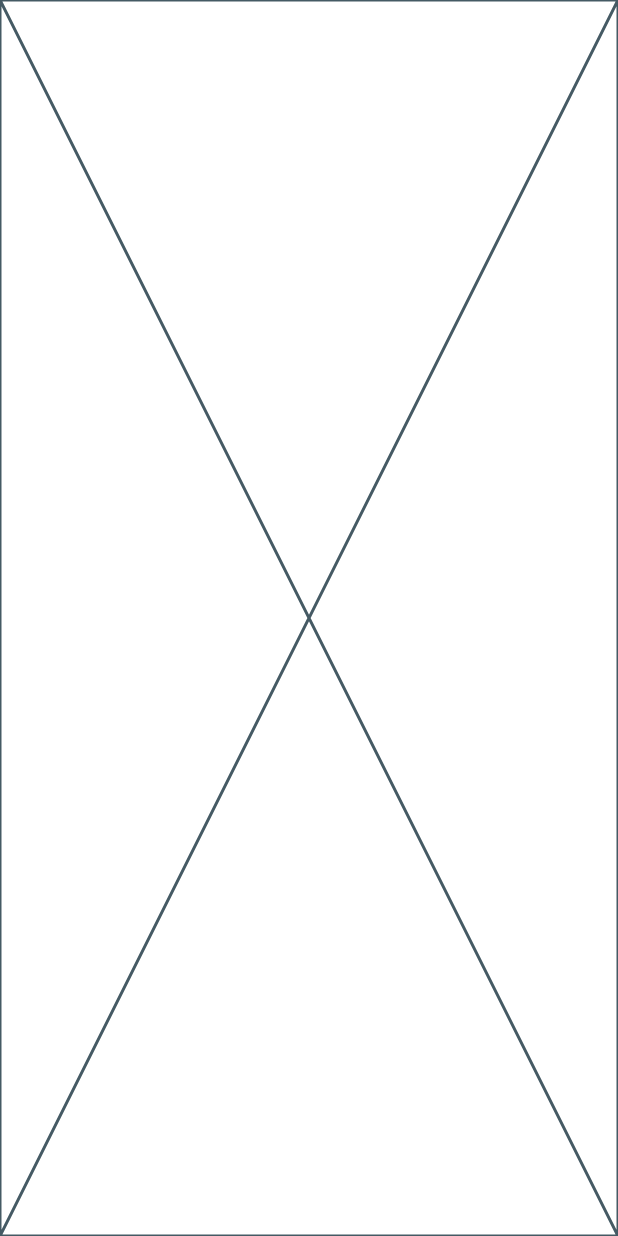
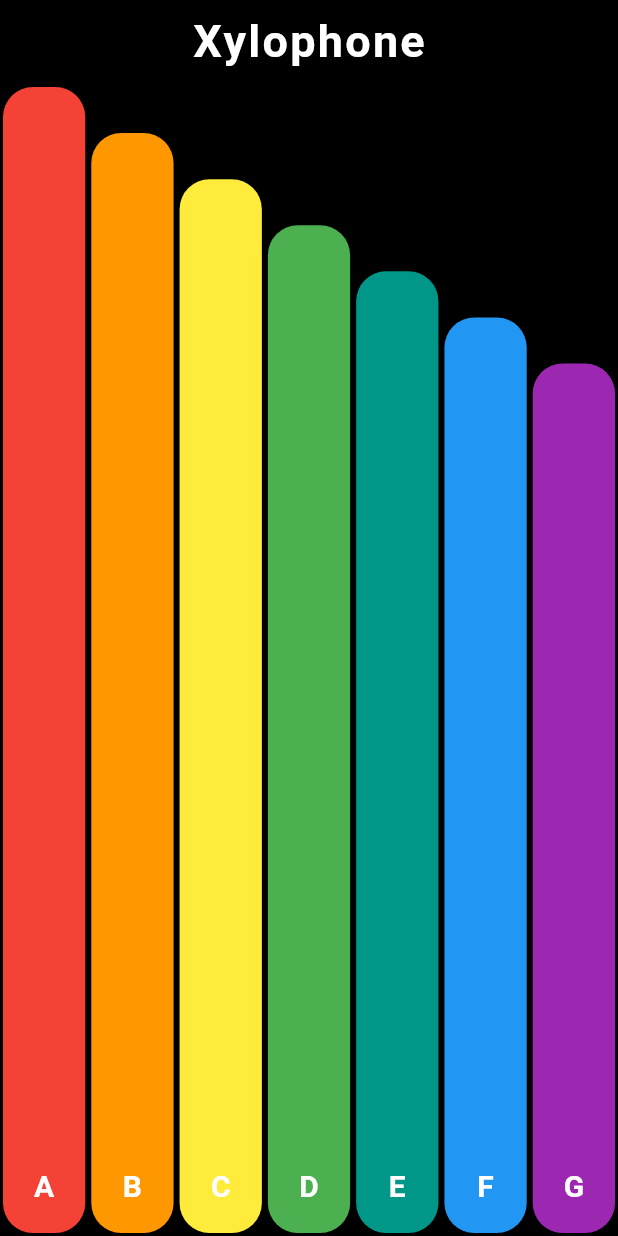
Before and after one commit to dmascot/xylophone, a Flutter app: the screen it shows after launch, on a phone screen of 412 x 824 dp. Run offline on Flutter 3.47's test engine with Material 3 defaults, Android fonts, the phone set to English and light mode, and no system bars; our stand-ins replace audioplayers.

Commit message:
added: xylophone design  - Bar height changed from 100% to 76% as it adds bar, reducing it by 4% on each next succession  - Colour coded bars/keys  - Bars are labeled with note they play
added: Xylophone sounds
 - supports multiple touch and sound

added: Readme

```diff
--- a/lib/main.dart
+++ b/lib/main.dart
@@ -1,4 +1,5 @@
-import 'package:flutter/cupertino.dart';
+import 'package:audioplayers/audioplayers.dart';
+import 'package:flutter/material.dart';
 
 void main() {
   runApp(const App());
@@ -9,6 +10,162 @@ class App extends StatelessWidget {
 
   @override
   Widget build(BuildContext context) {
-    return const Placeholder();
+    return MaterialApp(
+      debugShowCheckedModeBanner: false,
+      home: Scaffold(
+        backgroundColor: Colors.black,
+        appBar: AppBar(
+          title: const Align(
+            alignment: Alignment.center,
+            child: Text(
+              "Xylophone",
+              style: TextStyle(
+                  color: Colors.white,
+                  fontSize: 30,
+                  letterSpacing: 1.5,
+                  fontWeight: FontWeight.bold),
+            ),
+          ),
+          backgroundColor: Colors.black,
+        ),
+        body: const SafeArea(child: XylophoneLayout()),
+      ),
+    );
   }
 }
+
+/// This class is to set Xylophone Bar properties
+/// Properties:
+/// - color
+/// - note name that each bar is expected to play
+/// - how high /tall each bar should be, normally xylophone bar are in
+///   descending order of height
+///
+/// These properties are directly set in constructor
+class XylophoneBarProperties {
+  final Color color;
+  final String note;
+  final double heightFactor;
+
+  const XylophoneBarProperties(
+      {required this.color, required this.note, required this.heightFactor});
+}
+
+/// This class is responsible to build Xylophone layout
+///
+/// Properties:
+/// xylophoneConfig - this is a Map of Xylophone properties, defining position
+///  and, bar properties namely, colour , note and height
+///
+/// members:
+/// - _buildXylophone: member function to build tap-able/playable XylophoneBars
+/// using xylophoneBarConfig
+class XylophoneLayout extends StatelessWidget {
+  final Map<int, XylophoneBarProperties> xylophoneConfig = const {
+    1: XylophoneBarProperties(color: Colors.red, note: "A", heightFactor: 1.0),
+    2: XylophoneBarProperties(
+        color: Colors.orange, note: "B", heightFactor: 0.96),
+    3: XylophoneBarProperties(
+        color: Color(0xFFFFEB3B),
+        note: "C",
+        heightFactor: 0.92), //hex value for Colors.yellow.shade700
+    4: XylophoneBarProperties(
+        color: Colors.green, note: "D", heightFactor: 0.88),
+    5: XylophoneBarProperties(
+        color: Colors.teal, note: "E", heightFactor: 0.84),
+    6: XylophoneBarProperties(
+        color: Colors.blue, note: "F", heightFactor: 0.80),
+    7: XylophoneBarProperties(
+        color: Colors.purple, note: "G", heightFactor: 0.76),
+  };
+
+  const XylophoneLayout({super.key});
+
+  @override
+  Widget build(BuildContext context) {
+    return Row(
+      mainAxisAlignment: MainAxisAlignment.spaceEvenly,
+      crossAxisAlignment: CrossAxisAlignment.end,
+      children: _buildXylophone(),
+    );
+  }
+
+  List<Widget> _buildXylophone() {
+    final List<Widget> xylophoneBars = [];
+
+    xylophoneConfig.forEach((key, value) {
+      xylophoneBars.add(
+        XylophoneBar(
+          key: ValueKey(key),
+          colorValue: value.color,
+          note: value.note,
+          heightFactor: value.heightFactor,
+        ),
+      );
+    });
+    return xylophoneBars;
+  }
+}
+
+/// Xylophone Bar, which creates actual playable bars with notes
+///
+/// properties:
+/// - colorValue: defines colour of the bar
+/// - note: note that Bar plays
+/// - heightFactor: how tall/high bar would be
+///
+/// members:
+/// - playNote: this function initializes individual AudioPlayer for each key
+/// and this is by design, so we can tap multiple keys
+class XylophoneBar extends StatelessWidget {
+  final Color colorValue;
+  final String note;
+  final double heightFactor;
+
+  const XylophoneBar(
+      {required this.colorValue,
+      required this.note,
+      required this.heightFactor,
+      super.key});
+
+  void playNote() async {
+    final audioPlayer = AudioPlayer();
+    await audioPlayer.play(AssetSource("notes/$note.wav"));
+    await audioPlayer.seek(Duration.zero);
+  }
+
+  @override
+  Widget build(BuildContext context) {
+    return Expanded(
+      child: FractionallySizedBox(
+        heightFactor: heightFactor,
+        child: InkWell(
+          splashColor: Colors.white.withOpacity(0.7),
+          highlightColor: Colors.grey.withOpacity(0.5),
+          borderRadius: BorderRadius.circular(20),
+          onTap: playNote,
+          child: Container(
+            margin: const EdgeInsets.all(2.0),
+            decoration: BoxDecoration(
+              color: colorValue,
+              borderRadius: BorderRadius.circular(20),
+            ),
+            child: Align(
+              alignment: Alignment.bottomCenter,
+              child: Padding(
+                padding: const EdgeInsets.all(16.0),
+                child: Text(
+                  note,
+                  style: const TextStyle(
+                      fontSize: 20,
+                      fontWeight: FontWeight.bold,
+                      color: Colors.white),
+                ),
+              ),
+            ),
+          ),
+        ),
+      ),
+    );
+  }
+}
--- a/pubspec.yaml
+++ b/pubspec.yaml
@@ -35,6 +35,7 @@ dependencies:
   # The following adds the Cupertino Icons font to your application.
   # Use with the CupertinoIcons class for iOS style icons.
   cupertino_icons: ^1.0.6
+  audioplayers: ^6.0.0
 
 dev_dependencies:
   flutter_test:
@@ -57,7 +58,8 @@ flutter:
   # included with your application, so that you can use the icons in
   # the material Icons class.
   uses-material-design: true
-
+  assets:
+    - assets/notes/
   # To add assets to your application, add an assets section, like this:
   # assets:
   #   - images/a_dot_burr.jpeg
```
Also changed, not shown: assets/readme/xylophone.gif (added), pubspec.lock, 52 other files.
